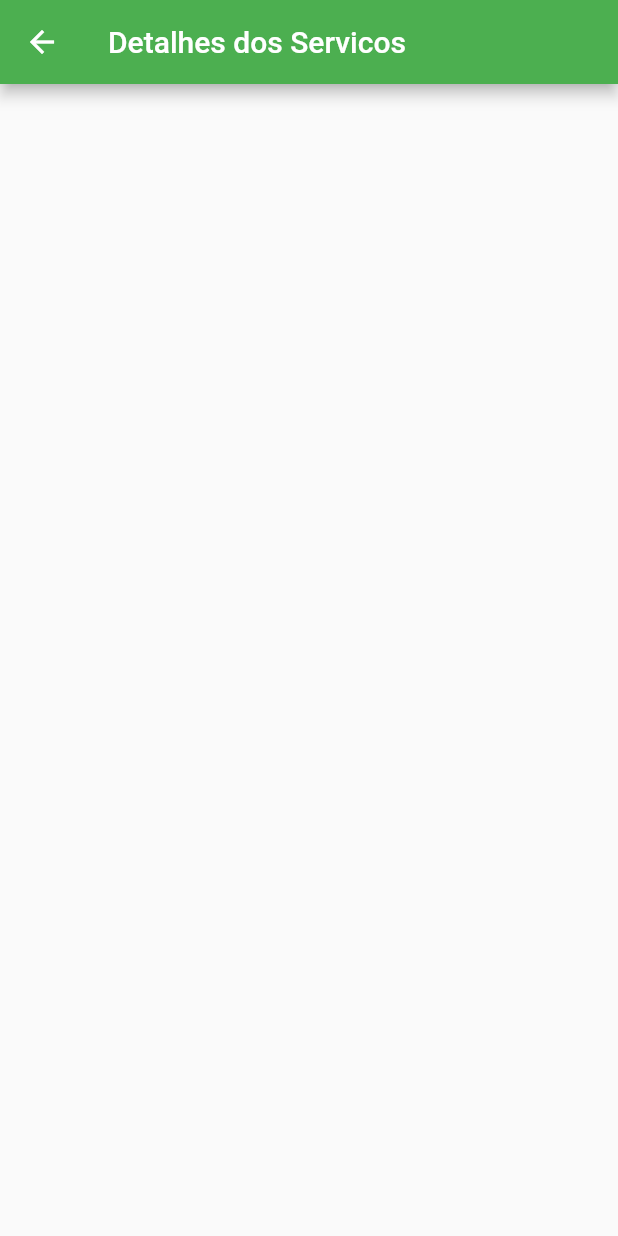
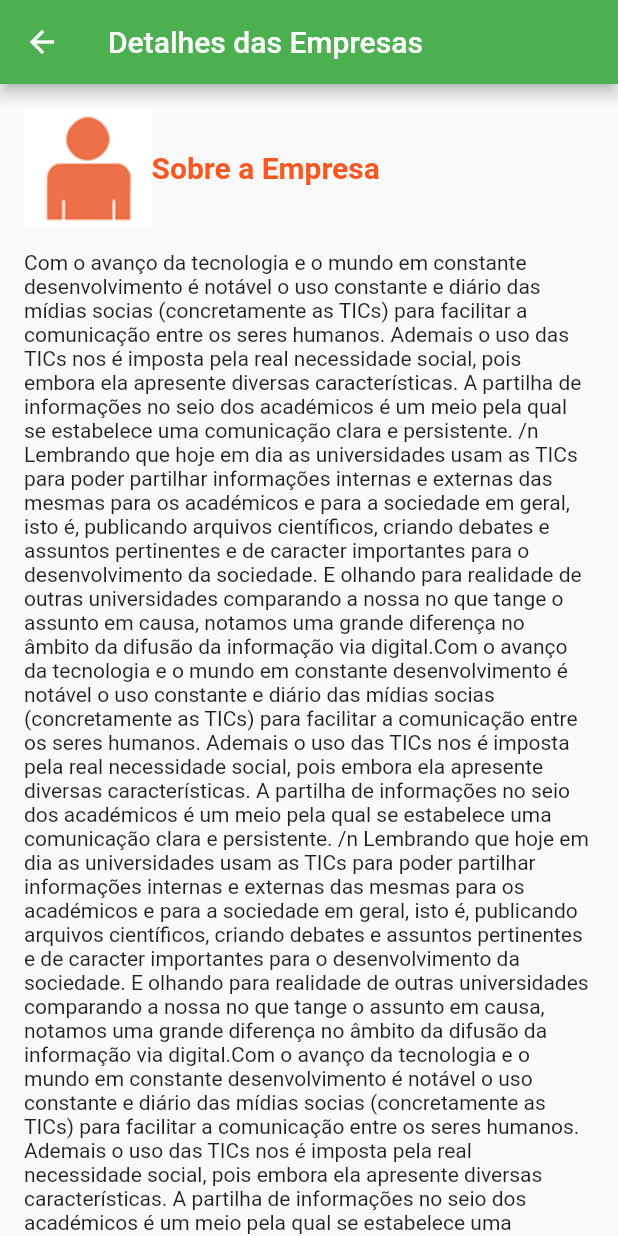
Before and after one commit to adilsontchameia/Atm-consultoria, a Flutter app: the DetalheServicos screen opened directly, on a phone screen of 412 x 824 dp. Run offline on Flutter 3.47's test engine with Material 2 defaults, Android fonts, the phone set to English and light mode, and no system bars.

Commit message:
criacao da tela servicos

```diff
--- a/lib/DetalheServicos.dart
+++ b/lib/DetalheServicos.dart
@@ -10,8 +10,36 @@
   Widget build(BuildContext context) {
     return Scaffold(
       appBar: AppBar(
-        title: Text("Detalhes dos Servicos"),
+        title: Text("Detalhes das Empresas"),
         backgroundColor: Colors.green,
+      ),
+      body: SingleChildScrollView(
+        child: Container(
+          padding: EdgeInsets.all(16),
+          child: Column(
+            children: [
+              Row(
+                children: [
+                  Image.asset("images/detalhe_empresa.png"),
+                  Text(
+                    ("Sobre a Empresa"),
+                    style: TextStyle(
+                        fontSize: 20,
+                        color: Colors.deepOrange,
+                        fontWeight: FontWeight.bold),
+                  ),
+                ],
+              ),
+              Padding(
+                padding: EdgeInsets.only(top: 16),
+                child: Text(
+                    "Com o avanço da tecnologia e o mundo em constante desenvolvimento é notável o uso constante e diário das mídias socias (concretamente as TICs) para facilitar a comunicação entre os seres humanos. Ademais o uso das TICs nos é imposta pela real necessidade social, pois embora ela apresente diversas características. A partilha de informações no seio dos académicos é um meio pela qual se estabelece uma comunicação clara e persistente. /n Lembrando que hoje em dia as universidades usam as TICs para poder partilhar informações internas e externas das mesmas para os académicos e para a sociedade em geral, isto é, publicando arquivos científicos, criando debates e assuntos pertinentes e de caracter importantes para o desenvolvimento da sociedade. E olhando para realidade de outras universidades comparando a nossa no que tange o assunto em causa, notamos uma grande diferença no âmbito da difusão da informação via digital."
+                    "Com o avanço da tecnologia e o mundo em constante desenvolvimento é notável o uso constante e diário das mídias socias (concretamente as TICs) para facilitar a comunicação entre os seres humanos. Ademais o uso das TICs nos é imposta pela real necessidade social, pois embora ela apresente diversas características. A partilha de informações no seio dos académicos é um meio pela qual se estabelece uma comunicação clara e persistente. /n Lembrando que hoje em dia as universidades usam as TICs para poder partilhar informações internas e externas das mesmas para os académicos e para a sociedade em geral, isto é, publicando arquivos científicos, criando debates e assuntos pertinentes e de caracter importantes para o desenvolvimento da sociedade. E olhando para realidade de outras universidades comparando a nossa no que tange o assunto em causa, notamos uma grande diferença no âmbito da difusão da informação via digital."
+                    "Com o avanço da tecnologia e o mundo em constante desenvolvimento é notável o uso constante e diário das mídias socias (concretamente as TICs) para facilitar a comunicação entre os seres humanos. Ademais o uso das TICs nos é imposta pela real necessidade social, pois embora ela apresente diversas características. A partilha de informações no seio dos académicos é um meio pela qual se estabelece uma comunicação clara e persistente. /n Lembrando que hoje em dia as universidades usam as TICs para poder partilhar informações internas e externas das mesmas para os académicos e para a sociedade em geral, isto é, publicando arquivos científicos, criando debates e assuntos pertinentes e de caracter importantes para o desenvolvimento da sociedade. E olhando para realidade de outras universidades comparando a nossa no que tange o assunto em causa, notamos uma grande diferença no âmbito da difusão da informação via digital."),
+              )
+            ],
+          ),
+        ),
       ),
     );
   }
```
